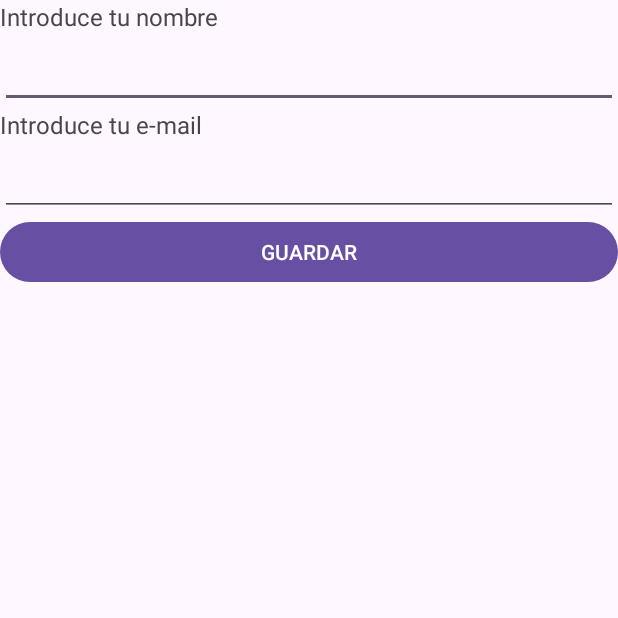
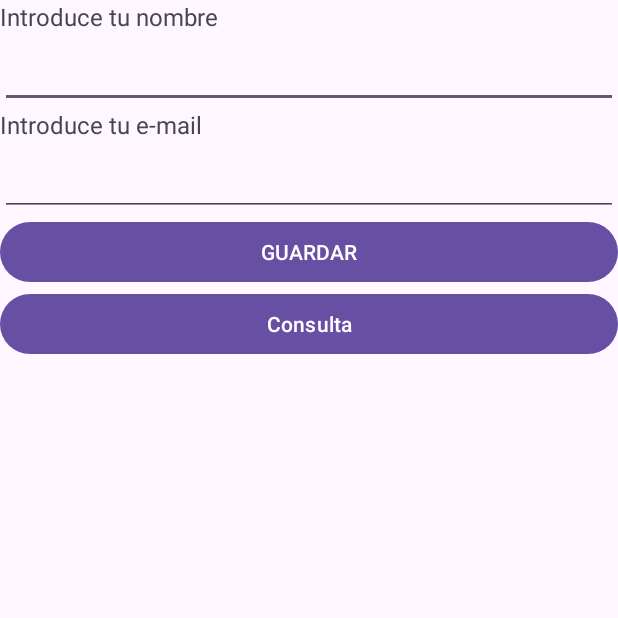
Before and after one commit to pepilloelgrillo19/Prueba_BBDD, an Android app: the screen it shows after launch (MainActivity), on a phone screen of 412 x 824 dp, the top half of it. Run offline under Robolectric (Android 15) with nearby library versions, the phone set to English and light mode, and no system bars.

Commit message:
Version con introducción y salida en bruto

```diff
--- /dev/null
+++ b/app/src/main/java/com/lpg/a240131basededatos/Contact.kt
@@ -0,0 +1,4 @@
+package com.lpg.a240131basededatos
+
+//Esta clase almacenará los registros de la BBDD
+data class Contact (val id:Int, val name:String, val email:String)
--- a/app/src/main/java/com/lpg/a240131basededatos/MainActivity.kt
+++ b/app/src/main/java/com/lpg/a240131basededatos/MainActivity.kt
@@ -4,16 +4,24 @@ import android.content.Context
 import androidx.appcompat.app.AppCompatActivity
 import android.os.Bundle
 import android.os.UserHandle
+import android.util.Log
 import android.widget.Button
 import android.widget.EditText
+import android.widget.TextView
 import android.widget.Toast
 
 class MainActivity : AppCompatActivity() {
 
+    //Declaración de las variables que se inicializarán más tarde (lateinit)
     private lateinit var namUser: EditText
     private lateinit var emUser: EditText
     private lateinit var saveBut: Button
     private lateinit var db: DatabaseHandler
+    private lateinit var querBut: Button
+    private lateinit var querFull: TextView
+    private lateinit var queName: TextView
+    private lateinit var querEmail: TextView
+
 
     override fun onCreate(savedInstanceState: Bundle?) {
         super.onCreate(savedInstanceState)
@@ -22,6 +30,9 @@ class MainActivity : AppCompatActivity() {
         namUser = findViewById(R.id.nombreUser)
         emUser = findViewById(R.id.emailUser)
         saveBut = findViewById(R.id.saveButton)
+        querBut = findViewById(R.id.queryButton)
+        querFull = findViewById(R.id.querCompleta)
+        queName = findViewById(R.id.recupName)
 
         db = DatabaseHandler(this)
 
@@ -33,12 +44,11 @@ class MainActivity : AppCompatActivity() {
                 val id = db.addContact(name,email)
                 if (id == -1L){
                     //Error al guardar en la base de datos
-                    //TODO Toast
                     Toast.makeText(applicationContext, "Ha ocurrido un error", Toast.LENGTH_LONG).show()
 
 
                 }else{
-                    //TODO Toast para avisar de que se ha guardado el registro
+                    //Se ha guardado el registro
                     namUser.text.clear()
                     emUser.text.clear()
                     Toast.makeText(applicationContext, "Se ha guardado el contacto", Toast.LENGTH_LONG).show()
@@ -46,10 +56,24 @@ class MainActivity : AppCompatActivity() {
                 }
 
             } else { //cuando el usuario no ha metido un campo
-                //TODO Toast
+                //No se ha rellenado correctamente
                 Toast.makeText(applicationContext, "Te falta algún campo por rellenar", Toast.LENGTH_LONG).show()
 
             }
+
+
+        }
+        querBut.setOnClickListener {
+            val contactList = db.recorrerBBDD()
+
+            //Manda la consulta al LogCat
+            for (contact in contactList){
+                Log.d("Contacto ", "ID: ${contact.id}, Nombre: ${contact.name}, Email: ${contact.email}")
+
+            }
+
+            querFull.text = ""
+            querFull.text = contactList.joinToString()
 
 
         }
--- a/app/src/main/res/layout/activity_main.xml
+++ b/app/src/main/res/layout/activity_main.xml
@@ -49,5 +49,29 @@
             android:layout_width="match_parent"
             android:layout_height="wrap_content"
             android:text="GUARDAR" />
+
+        <Button
+            android:id="@+id/queryButton"
+            android:layout_width="match_parent"
+            android:layout_height="wrap_content"
+            android:text="Consulta" />
+
+        <TextView
+            android:id="@+id/recupName"
+            android:layout_width="match_parent"
+            android:layout_height="wrap_content"
+            android:textSize="16sp" />
+
+        <TextView
+            android:id="@+id/recupEmail"
+            android:layout_width="match_parent"
+            android:layout_height="wrap_content"
+            android:textSize="16sp" />
+
+        <TextView
+            android:id="@+id/querCompleta"
+            android:layout_width="match_parent"
+            android:layout_height="wrap_content"
+            android:textSize="16sp" />
     </LinearLayout>
 </androidx.constraintlayout.widget.ConstraintLayout>
```
Also changed, not shown: app/src/main/java/com/lpg/a240131basededatos/DatabaseHandler.kt (+28 -2 lines).
